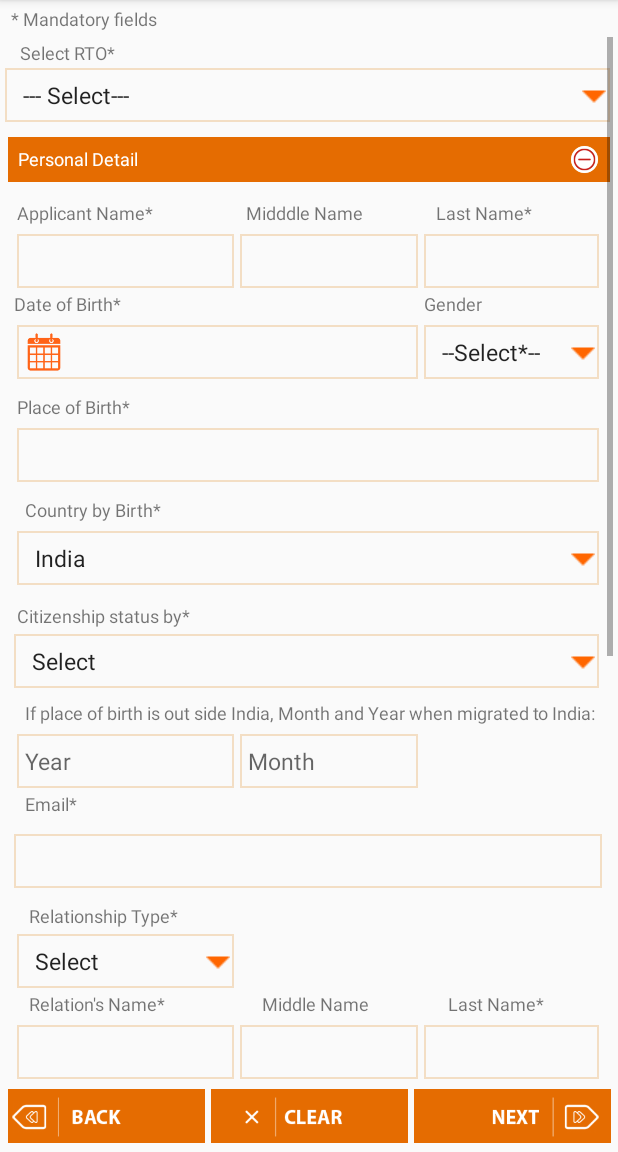
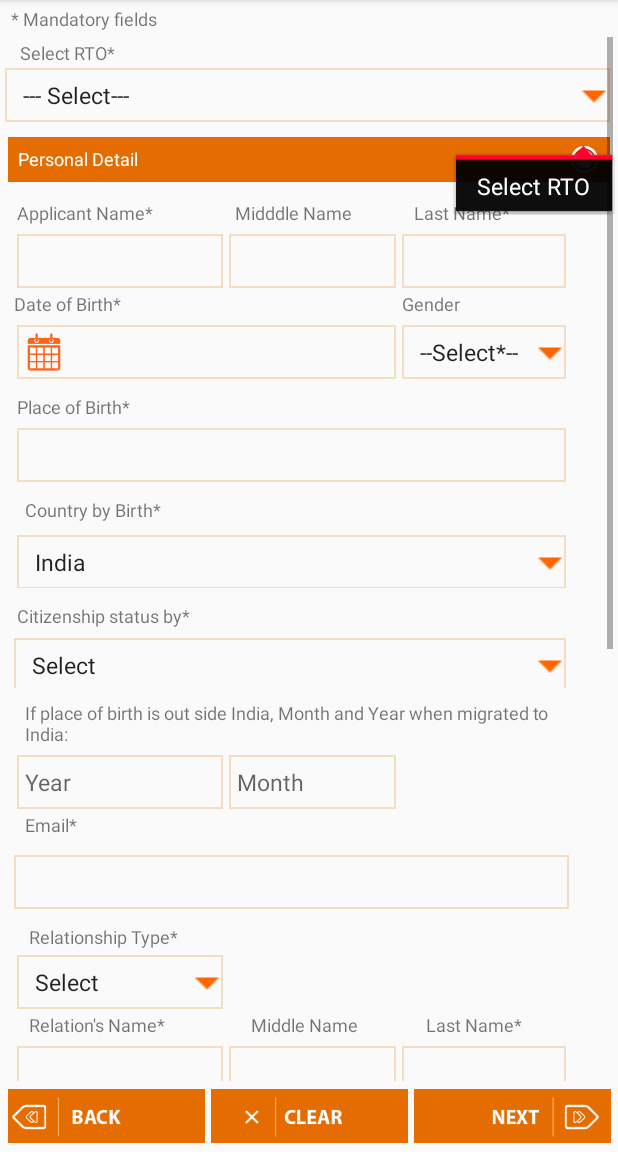
Before and after one commit to amitface/TransportDepartment, an Android app: the fragment PersonalDetails shown on its own in the app's theme, after a tap on an icon or button, on a phone screen of 412 x 824 dp, the part 84-1236 px from its top. Run offline under Robolectric (Android 15) with nearby library versions, the phone set to English and light mode, and no system bars.

Commit message:
20/08 sohel 6:42PM

```diff
--- a/app/src/main/java/com/converge/transportdepartment/PersonalDetails.java
+++ b/app/src/main/java/com/converge/transportdepartment/PersonalDetails.java
@@ -32,6 +32,7 @@ import android.widget.TextView;
 import android.widget.Toast;
 
 import com.converge.transportdepartment.DataBaseHelper.DBAdapter;
+import com.converge.transportdepartment.Utility.ConValidation;
 
 import org.json.JSONArray;
 import org.json.JSONException;
@@ -83,7 +84,21 @@ public class PersonalDetails extends Fragment implements View.OnClickListener {
     ImageView imageViewPersonal ;
     ImageView imageViewOther;
     CheckBox  checkboxSameAddress;
-
+    EditText setectRto_text;
+    EditText spinnerRelationshipType_text;
+    EditText spinnerCountry_text;
+    EditText spinnerCitizenship_text;
+    EditText sPerDistrict_text;
+    EditText spinnerPermanentState_text;
+    EditText spinnerPresentState_text;
+    EditText spinnerQualification_text;
+    EditText spinnerIdmark_text;
+    EditText spinnerIdmark2_text;
+    EditText spinnerBloodGroup_text;
+    EditText spinnerRH_text;
+
+    private String []arrCov;
+    private final String mFinalStringCov="mFinalStringCov";
 
     private String mtextViewDateString = "mtextViewDate";
     private String mtextViewDateInt = "mtextViewDateInt";
@@ -522,6 +537,18 @@ public class PersonalDetails extends Fragment implements View.OnClickListener {
         scrollView=(ScrollView) rootView.findViewById(R.id.scrollView);
         textView_personalDetail = (TextView) rootView.findViewById(R.id.textView_personalDetail);
         textView13 = (TextView) rootView.findViewById(R.id.textView13);
+        setectRto_text = (EditText) rootView.findViewById(R.id.setectRto_text);
+        spinnerRelationshipType_text = (EditText) rootView.findViewById(R.id.spinnerRelationshipType_text);
+        spinnerCountry_text = (EditText) rootView.findViewById(R.id.spinnerCountry_text);
+        spinnerCitizenship_text = (EditText) rootView.findViewById(R.id.spinnerCitizenship_text);
+        sPerDistrict_text = (EditText) rootView.findViewById(R.id.sPerDistrict_text);
+        spinnerPermanentState_text = (EditText) rootView.findViewById(R.id.spinnerPermanentState_text);
+        spinnerPresentState_text = (EditText) rootView.findViewById(R.id.spinnerPresentState_text);
+        spinnerQualification_text = (EditText) rootView.findViewById(R.id.spinnerQualification_text);
+        spinnerIdmark_text = (EditText) rootView.findViewById(R.id.spinnerIdmark_text);
+        spinnerIdmark2_text = (EditText) rootView.findViewById(R.id.spinnerIdmark2_text);
+        spinnerBloodGroup_text = (EditText) rootView.findViewById(R.id.spinnerBloodGroup_text);
+        spinnerRH_text = (EditText) rootView.findViewById(R.id.spinnerRH_text);
 
         addListenerOnSpinnerItemSelection();
         addListenerOnSpinnerEducationQualification();
@@ -644,6 +671,7 @@ public class PersonalDetails extends Fragment implements View.OnClickListener {
         db.close();
         addListenerOnSpinnerRtoSelection();
         addListenerOnSpinnerDistrictSelection();
+//        addListenerOnSpinnerQuaSelection();
     }
 
     private void saveSession()
@@ -669,8 +697,6 @@ public class PersonalDetails extends Fragment implements View.OnClickListener {
         hashMap.put("p_first_name",meditViewApplicantRelationsName.getText().toString());
         hashMap.put("p_middle_name",meditViewApplicantMiddleName.getText().toString());
         hashMap.put("p_last_name",meditViewApplicantRelationsLastName.getText().toString());
-
-
 
 //        hashMap.put("permanent_address","");
         hashMap.put("p_flat_no",meditTextPermanentFlatNum.getText().toString());
@@ -834,8 +860,8 @@ public class PersonalDetails extends Fragment implements View.OnClickListener {
         {
             showToast("Select RTO");
 
-//            mspinnerRTO.setError("Select RTO");
-//            mspinnerRTO.requestFocus();
+            setectRto_text.setError("Select RTO");
+            setectRto_text.requestFocus();
 
             return false;
         }
@@ -846,7 +872,7 @@ public class PersonalDetails extends Fragment implements View.OnClickListener {
             showPersonalDetail();
 
             meditViewApplicantFirstName.setError("Enter applicant first name");
-//            meditViewApplicantFirstName.requestFocus();
+            meditViewApplicantFirstName.requestFocus();
 
             return false;
         }
@@ -929,8 +955,19 @@ public class PersonalDetails extends Fragment implements View.OnClickListener {
 
             showPersonalDetail();
 
-//            mspinnerCountry.setError("Select Country of Birth");
-            mspinnerCountry.requestFocus();
+            spinnerCountry_text.setError("Select Country of Birth");
+            spinnerCountry_text.requestFocus();
+
+            return false;
+        }
+        else if(mspinnerCitizenship.getSelectedItemPosition()==0)
+        {
+            showToast("Select Citizenship");
+
+            showPersonalDetail();
+
+            spinnerCitizenship_text.setError("Select Citizenship");
+            spinnerCitizenship_text.requestFocus();
 
             return false;
         }
@@ -974,8 +1011,8 @@ public class PersonalDetails extends Fragment implements View.OnClickListener {
 
             showPersonalDetail();
 
-//            mspinnerRelationshipType.setError("Select RelationType");
-            mspinnerRelationshipType.requestFocus();
+            spinnerRelationshipType_text.setError("Select RelationType");
+            spinnerRelationshipType_text.requestFocus();
 
             return false;
         }
@@ -990,7 +1027,7 @@ public class PersonalDetails extends Fragment implements View.OnClickListener {
 
             return false;
         }
-        else if(mspinnerGender.getSelectedItemPosition()>1 && mspinnerRelationshipType.getSelectedItemPosition()<=1)
+        /*else if(mspinnerGender.getSelectedItemPosition()>1 && mspinnerRelationshipType.getSelectedItemPosition()<=1)
         {
             showToast("RelationType and Gender Does not match");
 
@@ -1000,7 +1037,7 @@ public class PersonalDetails extends Fragment implements View.OnClickListener {
             mspinnerGender.requestFocus();
 
             return false;
-        }
+        }*/
         else if(meditViewApplicantRelationsName.getText().length()==0)
         {
             showToast("Enter applicant relative name");
@@ -1088,8 +1125,8 @@ public class PersonalDetails extends Fragment implements View.OnClickListener {
 
             showPremanent();
 
-//            mSPerDistrict.setError("Present District cannot be empty");
-            mSPerDistrict.requestFocus();
+            sPerDistrict_text.setError("Present District cannot be empty");
+            sPerDistrict_text.requestFocus();
 
             return false;
         }
@@ -1099,8 +1136,8 @@ public class PersonalDetails extends Fragment implements View.OnClickListener {
 
             showPremanent();
 
-//            mspinnerPermanentState.setError("Select Present State");
-            mspinnerPermanentState.requestFocus();
+            spinnerPermanentState_text.setError("Select Present State");
+            spinnerPermanentState_text.requestFocus();
 
             return false;
         }
@@ -1251,8 +1288,8 @@ public class PersonalDetails extends Fragment implements View.OnClickListener {
 
             showPresent();
 
-//            mspinnerPresentState.setError("Select  Permanent State");
-            mspinnerPresentState.requestFocus();
+            spinnerPresentState_text.setError("Select  Permanent State");
+            spinnerPresentState_text.requestFocus();
 
             return false;
         }
@@ -1338,25 +1375,14 @@ public class PersonalDetails extends Fragment implements View.OnClickListener {
 
             return false;
         }
-        else if(mspinnerCitizenship.getSelectedItemPosition()==0)
-        {
-            showToast("Select Citizenship");
-
-            showPersonalDetail();
-
-//            mspinnerCitizenship.setError("Select Citizenship");
-            mspinnerCitizenship.requestFocus();
-
-            return false;
-        }
         else if(mspinnerQualification.getSelectedItemPosition()==0)
         {
             showToast("Select Qualification");
 
             showOtherInfo();
 
-//            mspinnerQualification.setError("Select Qualification");
-            mspinnerQualification.requestFocus();
+            spinnerQualification_text.setError("Select Qualification");
+            spinnerQualification_text.requestFocus();
 
             return false;
         }
@@ -1366,19 +1392,32 @@ public class PersonalDetails extends Fragment implements View.OnClickListener {
 
             showOtherInfo();
 
-//            mspinnerIdmark.setError("Select Id Mark");
-            mspinnerIdmark.requestFocus();
-
-            return false;
-        }
+            spinnerIdmark_text.setError("Select Id Mark");
+            spinnerIdmark_text.requestFocus();
+
+            return false;
+        }
+
+        else if(mspinnerIdmark2.getSelectedItemPosition()==0)
+        {
+            showToast("Select Id Mark2");
+
+            showOtherInfo();
+
+            spinnerIdmark2_text.setError("Select Id Mark2");
+            spinnerIdmark2_text.requestFocus();
+
+            return false;
+        }
+
         else if(mspinnerBloodGroup.getSelectedItemPosition()==0)
         {
             showToast("Select BloodGroup");
 
             showOtherInfo();
 
-//            mspinnerBloodGroup.setError("Select BloodGroup");
-            mspinnerBloodGroup.requestFocus();
+            spinnerBloodGroup_text.setError("Select BloodGroup");
+            spinnerBloodGroup_text.requestFocus();
 
             return false;
         }
@@ -1388,8 +1427,8 @@ public class PersonalDetails extends Fragment implements View.OnClickListener {
 
             showOtherInfo();
 
-//            mspinnerRH.setError("Select Rh of Blood Group");
-            mspinnerRH.requestFocus();
+            spinnerRH_text.setError("Select Rh of Blood Group");
+            spinnerRH_text.requestFocus();
 
             return false;
         }
@@ -1919,6 +1958,7 @@ public class PersonalDetails extends Fragment implements View.OnClickListener {
         });
     }
 
+
     public void addListenerOnSpinnerDistrictSelection() {
         mSPerDistrict.setOnItemSelectedListener(new AdapterView.OnItemSelectedListener() {
             @Override
@@ -1938,19 +1978,23 @@ public class PersonalDetails extends Fragment implements View.OnClickListener {
         });
     }
 
-
     public void addListenerOnSpinnerEducationQualification() {
         mspinnerQualification.setOnItemSelectedListener(new AdapterView.OnItemSelectedListener() {
             @Override
             public void onItemSelected(AdapterView<?> adapterView, View view, int i, long l) {
                 hideKeyboard(getActivity());
-                mspinnerQualification.requestFocus();
+
+                if((i == 1 || i == 2 || i == 3) && new ConValidation(getActivity()).isTransportVihcle())
+                {
+                    mspinnerQualification.setSelection(0);
+                    showToast("For Transport Vehicle Applicant should be atleast 8th passed.");
+                }
+
             }
 
             @Override
             public void onNothingSelected(AdapterView<?> adapterView) {
                 hideKeyboard(getActivity());
-                mspinnerQualification.requestFocus();
             }
         });
     }
--- a/app/src/main/java/com/converge/transportdepartment/SelectApplicationType.java
+++ b/app/src/main/java/com/converge/transportdepartment/SelectApplicationType.java
@@ -37,9 +37,8 @@ public class SelectApplicationType extends Fragment implements View.OnClickListe
     private static final String ARG_PARAM1 = "param1";
     private static final String ARG_PARAM2 = "param2";
     private static Map<Integer,Boolean> mCheckBox = new HashMap<>(19);
+
     private String covCode[]={"3","5" ,"8", "9","4","7","6","10","12","13","2","53","54","16","15","17","58","59","65"};
-
-
 
     //Check Box Buttons
     private CheckBox checkBox1, checkBox2, checkBox3, checkBox4, checkBox5, checkBox6, checkBox7;
--- a/app/src/main/res/layout/fragment_personal_details.xml
+++ b/app/src/main/res/layout/fragment_personal_details.xml
@@ -45,6 +45,14 @@
                 android:background="@drawable/gradient_spinner"
                 android:spinnerMode="dialog"
                 android:layout_span="3" />
+
+            <EditText
+                android:id="@+id/setectRto_text"
+                android:layout_width="wrap_content"
+                android:layout_height="0dp"
+                android:gravity="end"
+                android:text=""
+                android:layout_gravity="right" />
 
              <RelativeLayout
                 android:id="@+id/linearlayoutPersonalDetail"
@@ -260,6 +268,13 @@
 
                          android:background="@drawable/gradient_spinner"
                          android:spinnerMode="dialog" />
+
+                     <EditText
+                         android:id="@+id/spinnerCountry_text"
+                         android:layout_width="0dp"
+                         android:layout_height="0dp"
+                         android:text=""/>
+
                  </TableRow>
                  <!--Citizenship status-->
                  <TableRow
@@ -286,6 +301,13 @@
 
                          android:background="@drawable/gradient_spinner"
                          android:spinnerMode="dropdown" />
+
+                     <EditText
+                         android:id="@+id/spinnerCitizenship_text"
+                         android:layout_width="0dp"
+                         android:layout_height="0dp"
+                         android:text=""/>
+
                  </TableRow>
                 <!--Migration time-->
                 <TableRow
@@ -375,6 +397,16 @@
 
                         android:text="Relationship Type*"/>
                 </TableRow>
+
+                 <TableRow>
+                     <EditText
+                         android:id="@+id/spinnerRelationshipType_text"
+                         android:layout_width="0dp"
+                         android:layout_height="0dp"
+                         android:text=""/>
+                 </TableRow>
+
+
                 <TableRow>
                     <Spinner
                         android:id="@+id/spinnerRelationshipType"
@@ -735,6 +767,13 @@
                         android:spinnerMode="dialog"
                         android:layout_span="3" />
 
+                    <EditText
+                        android:id="@+id/sPerDistrict_text"
+                        android:layout_width="0dp"
+                        android:layout_height="0dp"
+                        android:text=""/>
+
+
                     <!--<EditText-->
                         <!--android:id="@+id/editTextPermanentDistrict"-->
                         <!--android:layout_width="match_parent"-->
@@ -776,6 +815,13 @@
                         android:paddingLeft="5dp"
                         android:background="@drawable/gradient_spinner"
                         android:spinnerMode="dialog" />
+
+                    <EditText
+                        android:id="@+id/spinnerPermanentState_text"
+                        android:layout_width="0dp"
+                        android:layout_height="0dp"
+                        android:text=""/>
+
                 </TableRow>
 
 
@@ -1179,6 +1225,13 @@
                         android:layout_margin="2dp"
                         android:background="@drawable/gradient_spinner"
                         android:spinnerMode="dialog" />
+                    <EditText
+                        android:id="@+id/spinnerPresentState_text"
+                        android:layout_width="0dp"
+                        android:layout_height="0dp"
+                        android:text=""/>
+
+
                 </TableRow>
 
 
@@ -1338,7 +1391,13 @@
                         android:layout_span="3"
                         android:background="@drawable/gradient_spinner"
                         android:spinnerMode="dialog" />
-                </TableRow>
+
+                </TableRow>
+                 <EditText
+                     android:id="@+id/spinnerQualification_text"
+                     android:layout_width="0dp"
+                     android:layout_height="0dp"
+                     android:text=""/>
             <!--Id mark -->
             <TableRow
                 android:layout_marginTop="10dp"
@@ -1363,6 +1422,13 @@
                     android:entries="@array/idMark"
                     android:background="@drawable/gradient_spinner"
                     android:spinnerMode="dialog" />
+
+                <EditText
+                    android:id="@+id/spinnerIdmark_text"
+                    android:layout_width="0dp"
+                    android:layout_height="0dp"
+                    android:text=""/>
+
             </TableRow>
 
                  <!--Id mark 2 -->
@@ -1390,6 +1456,13 @@
                          android:entries="@array/idMark"
                          android:background="@drawable/gradient_spinner"
                          android:spinnerMode="dialog" />
+
+                     <EditText
+                         android:id="@+id/spinnerIdmark2_text"
+                         android:layout_width="0dp"
+                         android:layout_height="0dp"
+                         android:text=""/>
+
                  </TableRow>
                 <!-- BloodGroup Rh-->
                 <TableRow
@@ -1422,6 +1495,13 @@
                         android:layout_marginRight="2dp"
                         android:background="@drawable/gradient_spinner"
                         android:spinnerMode="dialog" />
+
+                    <EditText
+                        android:id="@+id/spinnerBloodGroup_text"
+                        android:layout_width="0dp"
+                        android:layout_height="0dp"
+                        android:text=""/>
+
                     <Spinner
                         android:id="@+id/spinnerRH"
                         android:layout_width="match_parent"
@@ -1431,6 +1511,12 @@
                         android:background="@drawable/gradient_spinner"
                         android:layout_marginRight="2dp"
                         />
+
+                    <EditText
+                        android:id="@+id/spinnerRH_text"
+                        android:layout_width="0dp"
+                        android:layout_height="0dp"
+                        android:text=""/>
 
                 </TableRow>
                 <!--PhotoId -->
```
Also changed, not shown: app/src/main/java/com/converge/transportdepartment/DatePicker/DatePickerFragmentDownload.java (+11 -1 lines), app/src/main/java/com/converge/transportdepartment/DatePickerFragment.java (+95 -1 lines), app/src/main/java/com/converge/transportdepartment/Utility/ConValidation.java (added, +43 -0 lines).
